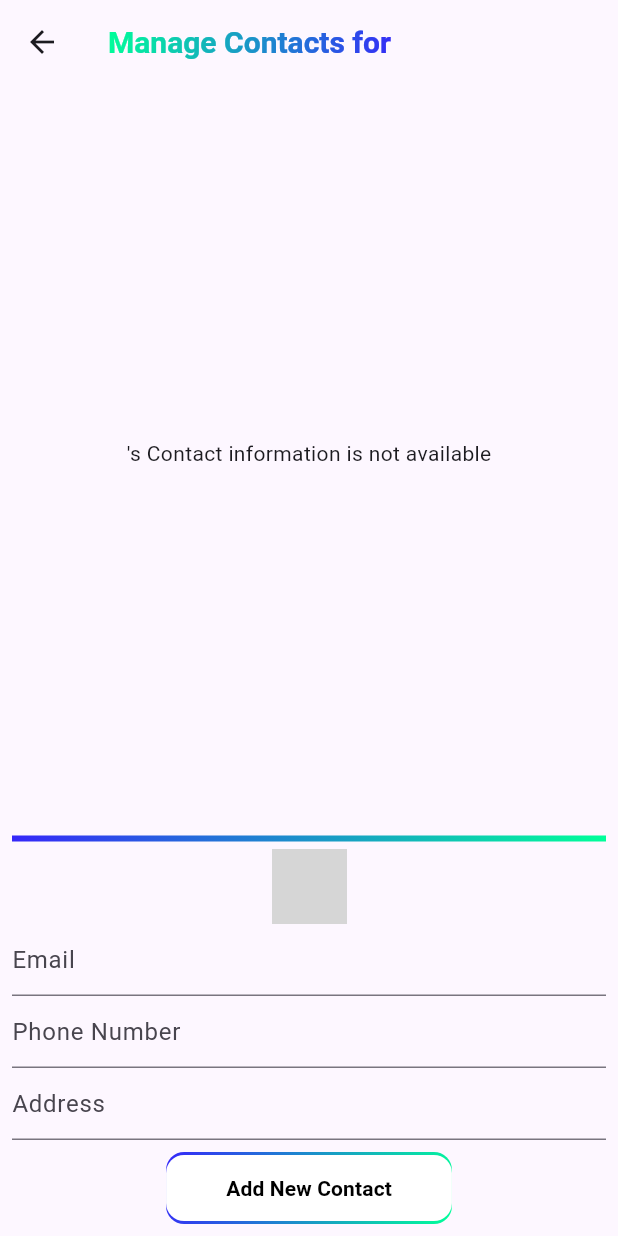
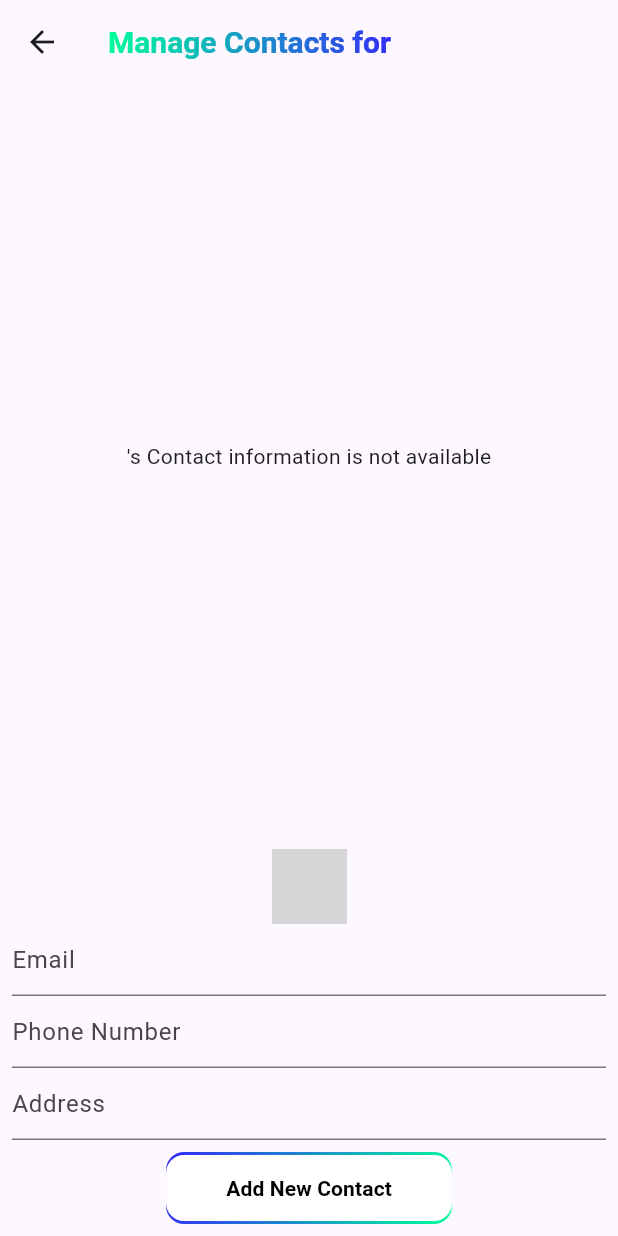
Before and after one commit to varun-a50/AzodhaAssignment, a Flutter app: the ManageContactsScreen screen opened directly with empty values, on a phone screen of 412 x 824 dp. Run offline on Flutter 3.47's test engine with Material 3 defaults, Android fonts, the phone set to English and light mode, and no system bars; our stand-ins replace bloc, cloud_firestore, equatable, firebase_core, flutter_bloc; accounts and stored records are empty; grey boxes are pictures that could not be loaded.

Commit message:
edited the manage contact screen

```diff
--- a/lib/screens/manage_contact_screen.dart
+++ b/lib/screens/manage_contact_screen.dart
@@ -261,22 +261,22 @@ class _ManageContactsScreenState extends State<ManageContactsScreen> {
             padding: const EdgeInsets.all(8.0),
             child: Column(
               children: [
-                Container(
-                  padding: const EdgeInsets.only(bottom: 4),
-                  decoration: const BoxDecoration(
-                    gradient: LinearGradient(
-                      colors: [
-                        Color.fromARGB(255, 53, 39, 249),
-                        Color.fromARGB(255, 0, 255, 153),
-                      ], // Your gradient colors
-                      begin: Alignment.topLeft,
-                      end: Alignment.bottomRight,
-                    ),
-                  ),
-                  child: Container(
-                    decoration: const BoxDecoration(color: Colors.white),
-                  ),
-                ),
+                // Container(
+                //   padding: const EdgeInsets.only(bottom: 4),
+                //   decoration: const BoxDecoration(
+                //     gradient: LinearGradient(
+                //       colors: [
+                //         Color.fromARGB(255, 53, 39, 249),
+                //         Color.fromARGB(255, 0, 255, 153),
+                //       ], // Your gradient colors
+                //       begin: Alignment.topLeft,
+                //       end: Alignment.bottomRight,
+                //     ),
+                //   ),
+                //   child: Container(
+                //     decoration: const BoxDecoration(color: Colors.white),
+                //   ),
+                // ),
                 const SizedBox(
                   height: 5,
                 ),
```
